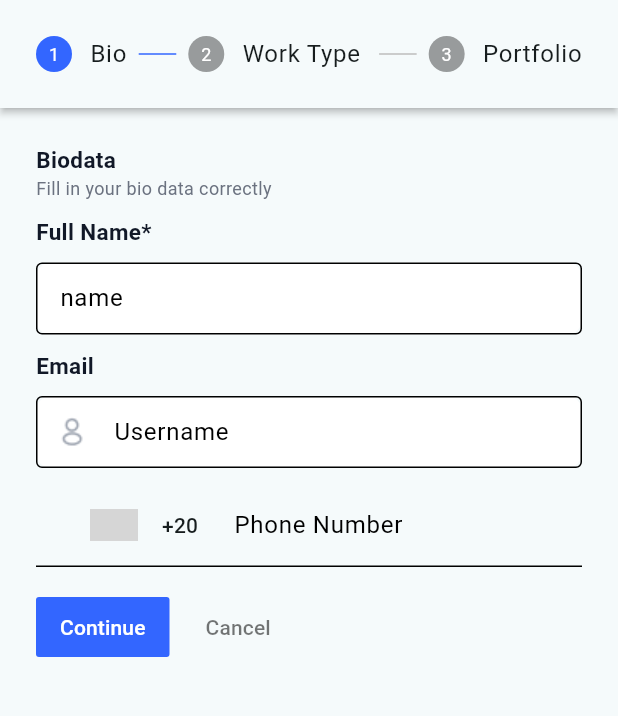
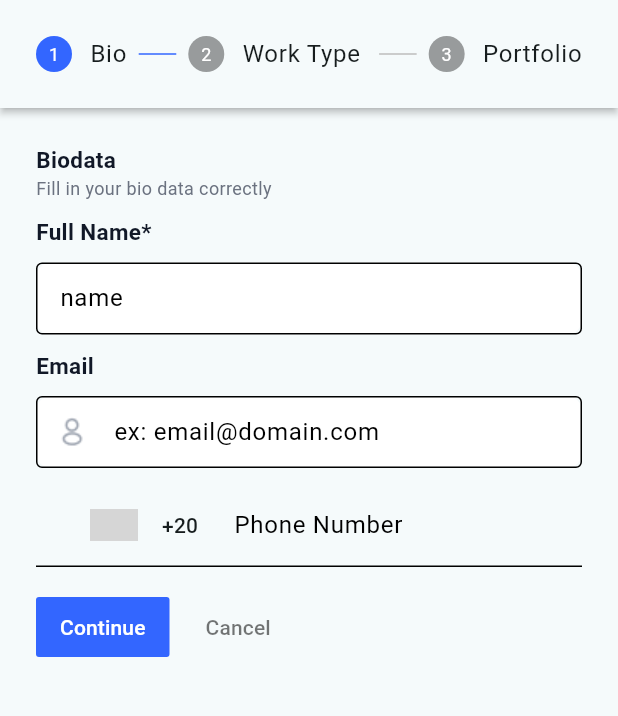
Before and after one commit to mzekrie/JobFinder, a Flutter app: the ApplyToJobScreen screen opened by its route, on a phone screen of 412 x 824 dp, the part 84-800 px from its top. Run offline on Flutter 3.47's test engine with Material 3 defaults, Android fonts, the phone set to English and light mode, and no system bars; drawn by our look-alikes of country_code_picker; our stand-ins replace bloc, chat_bubbles, conditional_builder_null_safety, dio, easy_localization, file_picker and 8 more; accounts and stored records are empty; network calls fail; grey boxes are pictures that could not be loaded.

```diff
--- a/lib/control/cubit/fav_job/app_cubit.dart
+++ b/lib/control/cubit/fav_job/app_cubit.dart
@@ -128,7 +128,7 @@ class AppCubit extends Cubit<AppState> {
     database.rawUpdate(
       'UPDATE jobTable SET favorites = ? WHERE id = ? ', ['$favorites',id],
     ).then((value){
-      getDataFromDatabase(database); // عشان يجبلك البيانات بعد التحديث
+      getDataFromDatabase(database); // to get the data after changing
       emit(AppUpdateDatabaseState());
     });
   } // update
--- a/lib/view/pages/jobs_apply_to_screen.dart
+++ b/lib/view/pages/jobs_apply_to_screen.dart
@@ -177,7 +177,7 @@ class _ApplyToJobScreenState extends State<ApplyToJobScreen> {
                 backgroundColor: AppTheme.whiteGP,
                 controller: emailController,
                 keyboardType: TextInputType.emailAddress,
-                labelText: "Username",
+                labelText: "ex: email@domain.com",
                 validator: (value) {
                   if (value!.isEmpty) {
                     return "email cannot be empty";
```
